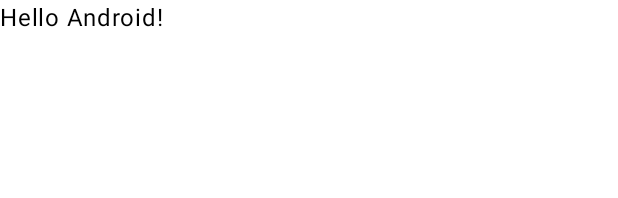
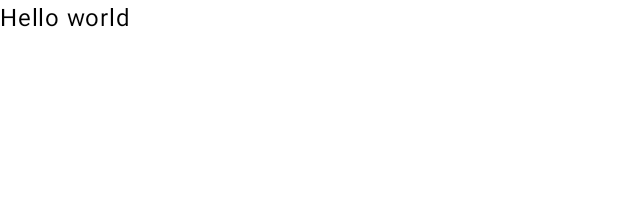
Before and after one commit to collectiveAura/tutorial_artSpace, an Android app built with Jetpack Compose: the @Preview function GreetingPreview, on a phone screen of 412 x 824 dp. Shown: the top 198 px of the screen. Run offline under Robolectric (Android 15) with nearby library versions, the phone set to English and light mode, and no system bars.

Commit message:
second commit development

```diff
--- a/app/src/main/java/com/example/artspace/MainActivity.kt
+++ b/app/src/main/java/com/example/artspace/MainActivity.kt
@@ -32,7 +32,7 @@ class MainActivity : ComponentActivity() {
 @Composable
 fun Greeting(name: String, modifier: Modifier = Modifier) {
     Text(
-        text = "Hello $name!",
+        text = "Hello world",
         modifier = modifier
     )
 }
```
